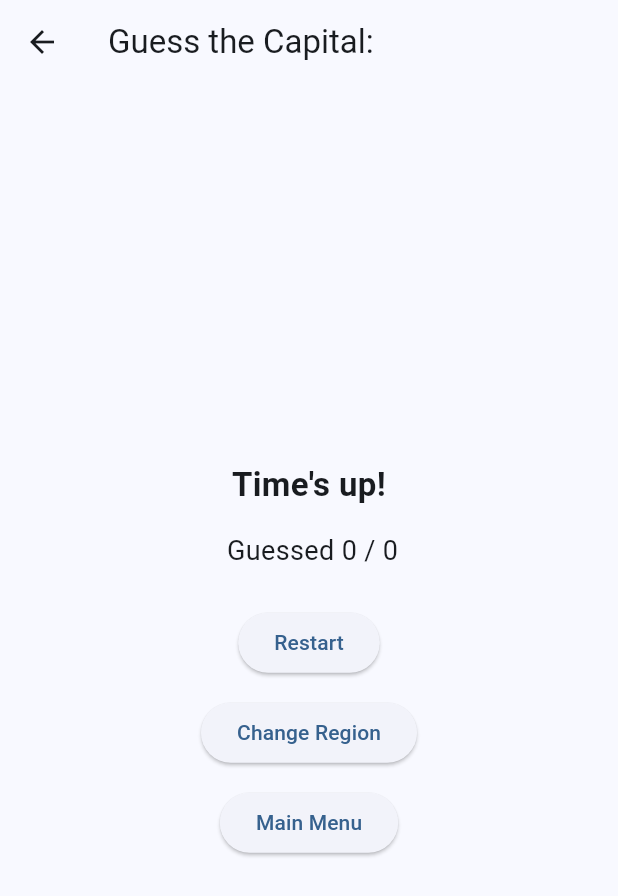
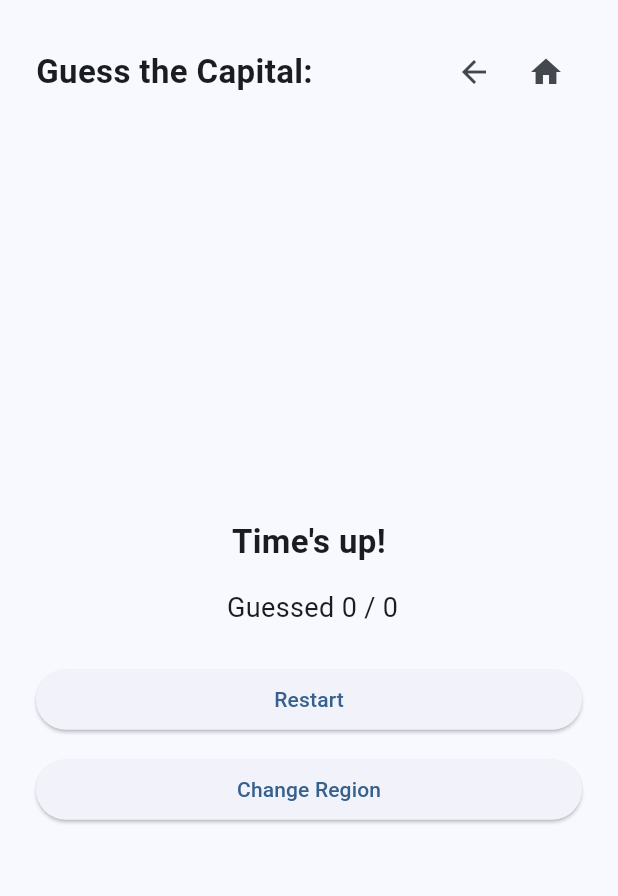
Before and after one commit to RobyStan/geo-quiz, a Flutter app: the GuessCapitalScreen screen opened directly with empty values, on a phone screen of 412 x 824 dp. Shown: the top 896 px of the screen. Run offline on Flutter 3.47's test engine with Material 3 defaults, Android fonts, the phone set to English and light mode, and no system bars; our stand-ins replace flutter_map, latlong2.

Commit message:
UI updates for Guess the Flag and Guess the Capital game modes

```diff
--- a/lib/screens/guess_the_capital.dart
+++ b/lib/screens/guess_the_capital.dart
@@ -194,20 +194,60 @@ class _GuessCapitalScreenState extends State<GuessCapitalScreen> {
  @override
   Widget build(BuildContext context) {
     return Scaffold(
-      appBar: AppBar(title: Text('Guess the Capital: ${widget.region}')),
-      body: Padding(
+      body: SafeArea(
+        child: Padding(
           padding: const EdgeInsets.all(24),
+          child: Column(
+            crossAxisAlignment: CrossAxisAlignment.start,
+            children: [
+              Row(
+                mainAxisAlignment: MainAxisAlignment.spaceBetween,
+                children: [
+                  Text(
+                    'Guess the Capital: ${widget.region}',
+                    style: const TextStyle(fontSize: 22, fontWeight: FontWeight.bold),
+                  ),
+                  Row(
+                    children: [
+                      IconButton(
+                        tooltip: 'Back',
+                        icon: const Icon(Icons.arrow_back),
+                        onPressed: () => Navigator.pop(context),
+                      ),
+                      IconButton(
+                        tooltip: 'Main Menu',
+                        icon: const Icon(Icons.home),
+                        onPressed: () {
+                          Navigator.pushAndRemoveUntil(
+                            context,
+                            MaterialPageRoute(builder: (_) => const HomeScreen()),
+                            (route) => false,
+                          );
+                        },
+                      ),
+                    ],
+                  ),
+                ],
+              ),
+              const SizedBox(height: 24),
+
+              Expanded(
                 child: Center(
                   child: gameOver || remainingCountries.isEmpty
                       ? _buildGameOverUI()
                       : _buildGameUI(),
                 ),
               ),
+            ],
+          ),
+        ),
+      ),
     );
   }
 
   Widget _buildGameUI() {
-    return Column(
+    return SingleChildScrollView(
+      child: Column(
         mainAxisSize: MainAxisSize.min,
         children: [
           if (!widget.isPractice)
@@ -221,12 +261,16 @@ class _GuessCapitalScreenState extends State<GuessCapitalScreen> {
             style: const TextStyle(fontSize: 16),
           ),
           const SizedBox(height: 20),
-        Image.asset(
+          SizedBox(
+            width: 250,
+            height: 150,
+            child: Image.asset(
               'icons/flags/png/${currentCountry['code']}.png',
               package: 'country_icons',
-          width: 250,
               fit: BoxFit.contain,
             ),
+          ),
+
           const SizedBox(height: 12),
           Text(
             currentCountry['name'] ?? '',
@@ -247,11 +291,17 @@ class _GuessCapitalScreenState extends State<GuessCapitalScreen> {
             enabled: !gameOver,
           ),
           const SizedBox(height: 12),
-        if (message.isNotEmpty)
-          Text(
+
+          SizedBox(
+            height: 24,
+            child: Center(
+              child: Text(
                 message,
                 style: TextStyle(fontSize: 18, color: messageColor),
               ),
+            ),
+          ),
+
           const SizedBox(height: 20),
           if (widget.isPractice)
             TextButton(
@@ -268,6 +318,7 @@ class _GuessCapitalScreenState extends State<GuessCapitalScreen> {
             child: const Text('Skip'),
           ),
         ],
+      ),
     );
   }
 
@@ -286,14 +337,19 @@ class _GuessCapitalScreenState extends State<GuessCapitalScreen> {
           style: const TextStyle(fontSize: 18),
         ),
         const SizedBox(height: 24),
-        ElevatedButton(
+        SizedBox(
+          width: double.infinity,
+          child: ElevatedButton(
             onPressed: () {
               _restartGame();
             },
             child: const Text('Restart'),
           ),
+        ),
         const SizedBox(height: 12),
-        ElevatedButton(
+        SizedBox(
+          width: double.infinity,
+          child: ElevatedButton(
             onPressed: () {
               Navigator.pushAndRemoveUntil(
                 context,
@@ -305,16 +361,6 @@ class _GuessCapitalScreenState extends State<GuessCapitalScreen> {
             },
             child: const Text('Change Region'),
           ),
-        const SizedBox(height: 12),
-        ElevatedButton(
-          onPressed: () {
-            Navigator.pushAndRemoveUntil(
-              context,
-              MaterialPageRoute(builder: (_) => const HomeScreen()),
-              (route) => false,
-            );
-          },
-          child: const Text('Main Menu'),
         ),
       ],
     );
```
Also changed, not shown: lib/screens/guess_flag_screen.dart (+42 -17 lines). Lines whose indentation alone changed are shown as unchanged.
